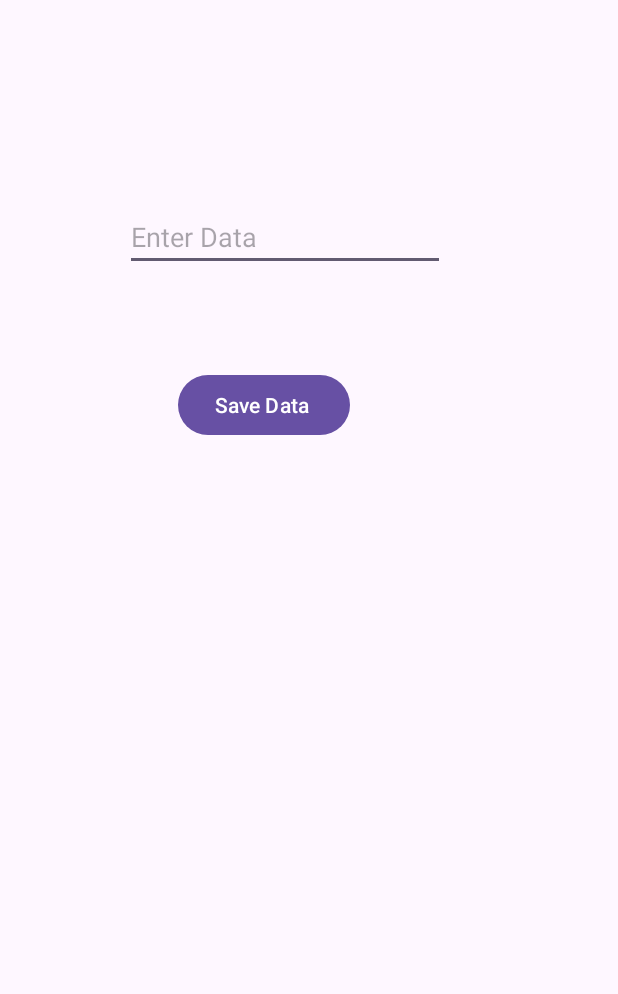
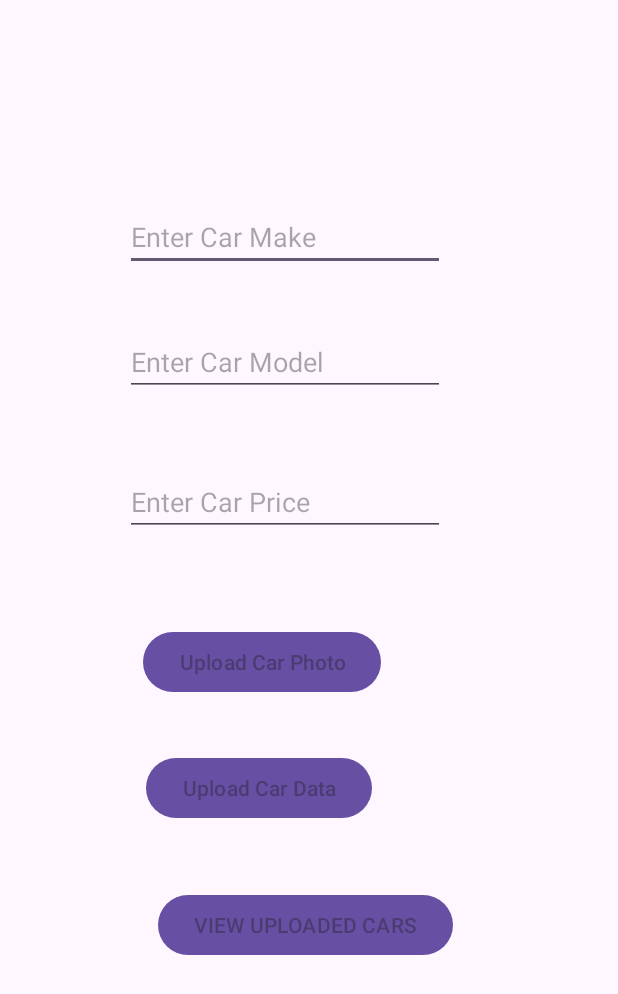
Before and after one commit to mikumecaroline/Firebase, an Android app: the MainActivity screen opened directly, with no data from a screen before it, on a phone screen of 412 x 824 dp. Shown: the top 994 px of the screen. Run offline under Robolectric (Android 15) with nearby library versions, the phone set to English and light mode, and no system bars; our stand-ins replace Firebase (no records; nobody signed in at launch, a user with empty details on screens opened directly).

Commit message:
add car dealer

```diff
--- /dev/null
+++ b/app/src/main/java/com/example/firebaseapp_carol/Car.kt
@@ -0,0 +1,14 @@
+package com.example.firebaseapp_carol
+
+class Car {
+    var car_make:String? = null
+    var car_model:String? = null
+    var car_price:String? = null
+
+    constructor(car_make:String, car_model:String, car_price:String){
+        this.car_model = car_model
+        this.car_price = car_price
+        this.car_make = car_make
+    }
+    constructor()
+}
--- a/app/src/main/java/com/example/firebaseapp_carol/MainActivity.kt
+++ b/app/src/main/java/com/example/firebaseapp_carol/MainActivity.kt
@@ -1,31 +1,72 @@
 package com.example.firebaseapp_carol
 
+import android.content.Intent
 import androidx.appcompat.app.AppCompatActivity
 import android.os.Bundle
+import android.util.Log
 import android.widget.Button
 import android.widget.EditText
 import android.widget.Toast
+import com.google.firebase.auth.FirebaseAuth
 import com.google.firebase.database.FirebaseDatabase
 
 class MainActivity : AppCompatActivity() {
-    lateinit var edt_user_inp:EditText
-    lateinit var btn_save_data:Button
+    lateinit var carmake:EditText
+    lateinit var carmodel:EditText
+    lateinit var carprice:EditText
+    lateinit var btnphoto:Button
+    lateinit var btndata:Button
+    lateinit var btnview:Button
+
+    //initialise firebase
+    lateinit var auth: FirebaseAuth
 
     override fun onCreate(savedInstanceState: Bundle?) {
         super.onCreate(savedInstanceState)
         setContentView(R.layout.activity_main)
-        edt_user_inp= findViewById(R.id.edtdata)
-        btn_save_data = findViewById(R.id.btnsave)
+        carmake = findViewById(R.id.edtmake)
+        carmodel = findViewById(R.id.edtmodel)
+        carprice = findViewById(R.id.edtprice)
+        btnphoto = findViewById(R.id.btnphoto)
+        btndata = findViewById(R.id.btndata)
+        btnview = findViewById(R.id.btnview)
 
-        //initialise
+        //initialise firebase
         var database = FirebaseDatabase.getInstance()
-        var  databaseRef = database.reference
+        var databaseref = database.getReference("cars")
 
-        btn_save_data.setOnClickListener {
-            var user_data = edt_user_inp.text.toString().trim()
-            //Toast.makeText(this, user_data, Toast.LENGTH_SHORT).show()
-            databaseRef.setValue(user_data)
+        btnphoto.setOnClickListener {}
+
+        btndata.setOnClickListener {
+            var carmake = carmake.text.toString().trim()
+            var carmodel = carmodel.text.toString().trim()
+            var carprice = carprice.text.toString().trim()
+
+            //validate edittexts
+            if (carmake.isEmpty() || carmodel.isEmpty() || carprice.isEmpty()){
+                Toast.makeText(this, "Cannot Submit an Empty form", Toast.LENGTH_SHORT).show()
+            }else{
+                //saving info to firebase db
+                var usercar =Car(carmake,carmodel,carprice)
+                var  ref = FirebaseDatabase.getInstance().getReference().child("Cars")
+
+                ref.setValue(usercar).addOnCompleteListener {
+                    if (it.isSuccessful){
+                        Toast.makeText(this, "Car Data Uploaded Successfully", Toast.LENGTH_SHORT).show()
+                    }else{
+                        Toast.makeText(this, "Failed to Save Car INFO", Toast.LENGTH_SHORT).show()
+
+                    }
+                }
+            }
         }
+
+        btnview.setOnClickListener {
+
+        }
+
+
+
 
     }
 }
--- a/app/src/main/res/layout/activity_main.xml
+++ b/app/src/main/res/layout/activity_main.xml
@@ -7,25 +7,69 @@
     tools:context=".MainActivity">
 
     <EditText
-        android:id="@+id/edtdata"
+        android:id="@+id/edtmake"
         android:layout_width="wrap_content"
         android:layout_height="wrap_content"
         android:layout_marginStart="83dp"
         android:layout_marginTop="135dp"
         android:ems="10"
-        android:hint="Enter Data"
+        android:hint="Enter Car Make"
         android:inputType="text"
         app:layout_constraintStart_toStartOf="parent"
         app:layout_constraintTop_toTopOf="parent" />
 
     <Button
-        android:id="@+id/btnsave"
+        android:id="@+id/btnphoto"
         android:layout_width="wrap_content"
         android:layout_height="wrap_content"
-        android:layout_marginStart="35dp"
-        android:layout_marginTop="65dp"
-        android:text="Save Data
-"
-        app:layout_constraintStart_toStartOf="@+id/edtdata"
-        app:layout_constraintTop_toBottomOf="@+id/edtdata" />
+        android:layout_marginStart="12dp"
+        android:layout_marginTop="60dp"
+        android:hint="Upload Car Photo"
+        app:layout_constraintStart_toStartOf="@+id/edtprice"
+        app:layout_constraintTop_toBottomOf="@+id/edtprice" />
+
+    <EditText
+        android:id="@+id/edtmodel"
+        android:layout_width="wrap_content"
+        android:layout_height="wrap_content"
+        android:layout_marginTop="38dp"
+        android:ems="10"
+        android:hint="Enter Car Model"
+        android:inputType="text"
+        app:layout_constraintStart_toStartOf="@+id/edtmake"
+        app:layout_constraintTop_toBottomOf="@+id/edtmake"
+        tools:ignore="MissingConstraints" />
+
+    <EditText
+        android:id="@+id/edtprice"
+        android:layout_width="wrap_content"
+        android:layout_height="wrap_content"
+        android:layout_marginTop="48dp"
+        android:ems="10"
+        android:hint="Enter Car Price"
+        android:inputType="text"
+        app:layout_constraintStart_toStartOf="@+id/edtmodel"
+        app:layout_constraintTop_toBottomOf="@+id/edtmodel"
+        tools:ignore="MissingConstraints" />
+
+    <Button
+        android:id="@+id/btndata"
+        android:layout_width="wrap_content"
+        android:layout_height="wrap_content"
+        android:layout_marginStart="2dp"
+        android:layout_marginTop="36dp"
+        android:hint="Upload Car Data"
+        app:layout_constraintStart_toStartOf="@+id/btnphoto"
+        app:layout_constraintTop_toBottomOf="@+id/btnphoto" />
+
+    <Button
+        android:id="@+id/btnview"
+        android:layout_width="wrap_content"
+        android:layout_height="wrap_content"
+        android:layout_marginStart="8dp"
+        android:layout_marginTop="43dp"
+        android:hint="VIEW UPLOADED CARS"
+        app:layout_constraintStart_toStartOf="@+id/btndata"
+        app:layout_constraintTop_toBottomOf="@+id/btndata"
+        tools:ignore="MissingConstraints" />
 </androidx.constraintlayout.widget.ConstraintLayout>
```
